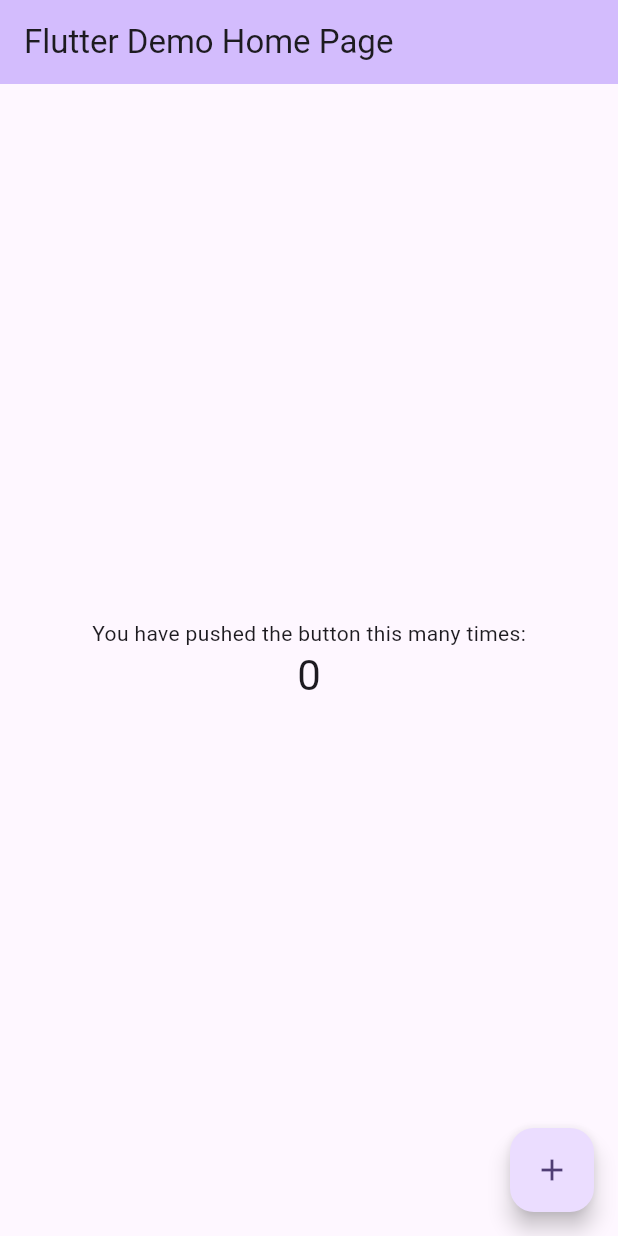
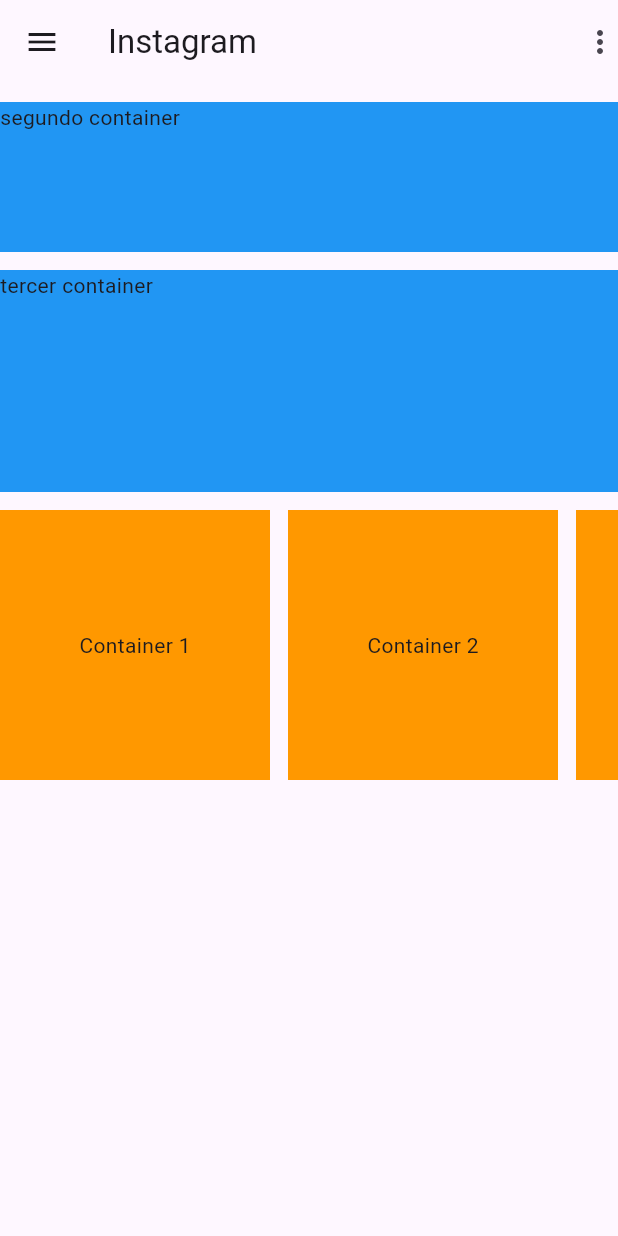
Before and after one commit to JRodriguezG0/prueba_udd, a Flutter app: the screen it shows after launch, on a phone screen of 412 x 824 dp. Run offline on Flutter 3.47's test engine with Material 3 defaults, Android fonts, the light colour scheme and no system bars.

Commit message:
04/10/24 Se actualiza app

```diff
--- a/certamen/lib/main.dart
+++ b/certamen/lib/main.dart
@@ -1,125 +1,113 @@
+//Scroll vertical (Arriba y abajo), cuadrados, rectángulos
+//Código para hacer tres rectángulos uno arriba del otro y 4 cuadrados (2 arriba y 2 abajo)
+
 import 'package:flutter/material.dart';
 
 void main() {
-  runApp(const MyApp());
+  runApp(const MainApp());
 }
 
-class MyApp extends StatelessWidget {
-  const MyApp({super.key});
+class MainApp extends StatelessWidget {
+  const MainApp({super.key});
 
-  // This widget is the root of your application.
   @override
   Widget build(BuildContext context) {
     return MaterialApp(
-      title: 'Flutter Demo',
-      theme: ThemeData(
-        // This is the theme of your application.
-        //
-        // TRY THIS: Try running your application with "flutter run". You'll see
-        // the application has a purple toolbar. Then, without quitting the app,
-        // try changing the seedColor in the colorScheme below to Colors.green
-        // and then invoke "hot reload" (save your changes or press the "hot
-        // reload" button in a Flutter-supported IDE, or press "r" if you used
-        // the command line to start the app).
-        //
-        // Notice that the counter didn't reset back to zero; the application
-        // state is not lost during the reload. To reset the state, use hot
-        // restart instead.
-        //
-        // This works for code too, not just values: Most code changes can be
-        // tested with just a hot reload.
-        colorScheme: ColorScheme.fromSeed(seedColor: Colors.deepPurple),
-        useMaterial3: true,
+      home: Scaffold(
+        appBar: AppBar(
+          leading: const Icon(Icons.menu),
+          title: const Text("Instagram"), //Título AppBar
+          actions: const [
+            Icon(Icons.more_vert),
+          ],
         ),
-      home: const MyHomePage(title: 'Flutter Demo Home Page'),
-    );
-  }
-}
+        body: SingleChildScrollView(
+          //Habilita scroll en caso de overflow, se podría usar tb ListView
+          child: Column(
+            children: [
+              const SizedBox(height: 12.0), //Espacio entre
+              Container(
+                height: 100.0,
+                width: double.infinity,
+                color: Colors.blue,
+                child: const Text("segundo container"),
+              ),
+              const SizedBox(height: 12.0),
+              Container(
+                height: 148.0,
+                width: double.infinity,
+                color: Colors.blue,
+                child: const Text("tercer container"),
+              ),
 
-class MyHomePage extends StatefulWidget {
-  const MyHomePage({super.key, required this.title});
+              const SizedBox(height: 12.0),
 
-  // This widget is the home page of your application. It is stateful, meaning
-  // that it has a State object (defined below) that contains fields that affect
-  // how it looks.
+              Container(
+                height: 180,
+                color: Colors.transparent,
+                child: SingleChildScrollView(
+                  scrollDirection: Axis.horizontal, //navegación horizontal
+                  child: Row(
+                    //Row: permite trabajar al interior de un container en una sola fila, dividiendo o agregando elementos
+                    children: [
 
-  // This class is the configuration for the state. It holds the values (in this
-  // case the title) provided by the parent (in this case the App widget) and
-  // used by the build method of the State. Fields in a Widget subclass are
-  // always marked "final".
-
-  final String title;
-
-  @override
-  State<MyHomePage> createState() => _MyHomePageState();
-}
-
-class _MyHomePageState extends State<MyHomePage> {
-  int _counter = 0;
-
-  void _incrementCounter() {
-    setState(() {
-      // This call to setState tells the Flutter framework that something has
-      // changed in this State, which causes it to rerun the build method below
-      // so that the display can reflect the updated values. If we changed
-      // _counter without calling setState(), then the build method would not be
-      // called again, and so nothing would appear to happen.
-      _counter++;
-    });
-  }
-
-  @override
-  Widget build(BuildContext context) {
-    // This method is rerun every time setState is called, for instance as done
-    // by the _incrementCounter method above.
-    //
-    // The Flutter framework has been optimized to make rerunning build methods
-    // fast, so that you can just rebuild anything that needs updating rather
-    // than having to individually change instances of widgets.
-    return Scaffold(
-      appBar: AppBar(
-        // TRY THIS: Try changing the color here to a specific color (to
-        // Colors.amber, perhaps?) and trigger a hot reload to see the AppBar
-        // change color while the other colors stay the same.
-        backgroundColor: Theme.of(context).colorScheme.inversePrimary,
-        // Here we take the value from the MyHomePage object that was created by
-        // the App.build method, and use it to set our appbar title.
-        title: Text(widget.title),
+                      Container(
+                        width: 180,
+                        margin: const EdgeInsets.only(right: 12.0),
+                        color: Colors.orange,
+                        child: const Center(child: Text("Container 1")),
                       ),
-      body: Center(
-        // Center is a layout widget. It takes a single child and positions it
-        // in the middle of the parent.
-        child: Column(
-          // Column is also a layout widget. It takes a list of children and
-          // arranges them vertically. By default, it sizes itself to fit its
-          // children horizontally, and tries to be as tall as its parent.
-          //
-          // Column has various properties to control how it sizes itself and
-          // how it positions its children. Here we use mainAxisAlignment to
-          // center the children vertically; the main axis here is the vertical
-          // axis because Columns are vertical (the cross axis would be
-          // horizontal).
-          //
-          // TRY THIS: Invoke "debug painting" (choose the "Toggle Debug Paint"
-          // action in the IDE, or press "p" in the console), to see the
-          // wireframe for each widget.
-          mainAxisAlignment: MainAxisAlignment.center,
-          children: <Widget>[
-            const Text(
-              'You have pushed the button this many times:',
+                      Container(
+                        width: 180,
+                        margin: const EdgeInsets.only(right: 12.0),
+                        color: Colors.orange,
+                        child: const Center(child: Text("Container 2")),
                       ),
-            Text(
-              '$_counter',
-              style: Theme.of(context).textTheme.headlineMedium,
+                      Container(
+                        width: 180,
+                        margin: const EdgeInsets.only(right: 12.0),
+                        color: Colors.orange,
+                        child: const Center(child: Text("Container 3")),
+                      ),
+                      Container(
+                        width: 180,
+                        margin: const EdgeInsets.only(right: 12.0),
+                        color: Colors.orange,
+                        child: const Center(child: Text("Container 4")),
+                      ),
+                      Container(
+                        width: 180,
+                        margin: const EdgeInsets.only(right: 12.0),
+                        color: Colors.orange,
+                        child: const Center(child: Text("Container 5")),
+                      ),
+                      Container(
+                        width: 180,
+                        margin: const EdgeInsets.only(right: 12.0),
+                        color: Colors.orange,
+                        child: const Center(child: Text("Container 6")),
+                      ),
+                      Container(
+                        width: 180,
+                        margin: const EdgeInsets.only(right: 12.0),
+                        color: Colors.orange,
+                        child: const Center(child: Text("Container 7")),
+                      ),
+                      Container(
+                        width: 180,
+                        margin: const EdgeInsets.only(right: 12.0),
+                        color: Colors.orange,
+                        child: const Center(child: Text("Container 8")),
                       ),
                     ],
                   ),
                 ),
-      floatingActionButton: FloatingActionButton(
-        onPressed: _incrementCounter,
-        tooltip: 'Increment',
-        child: const Icon(Icons.add),
-      ), // This trailing comma makes auto-formatting nicer for build methods.
+              ),
+              const SizedBox(height: 12.0),
+            ],
+          ),
+        ),
+      ),
     );
   }
 }
```
Also changed, not shown: 1 other file. Lines whose indentation alone changed are shown as unchanged.
